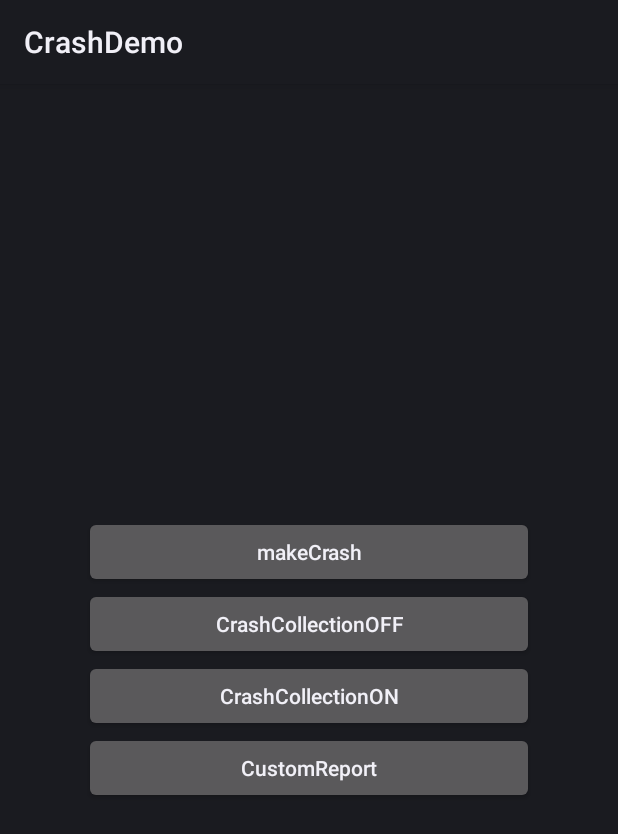
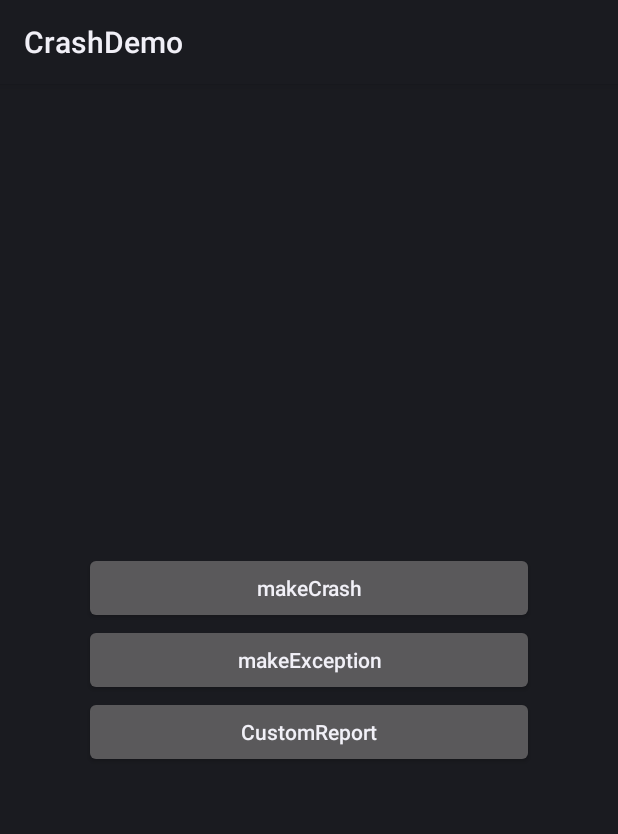
Before and after one commit to AppGalleryConnect/agc-crash-codelab-java, an Android app: the screen it shows after launch (MainActivity), on a phone screen of 412 x 824 dp. Shown: the top 834 px of the screen. Run offline under Robolectric (Android 15) with nearby library versions, the phone set to English and light mode, and no system bars; libraries missing offline, so code that uses them is left out: com.huawei.agconnect.

Commit message:
support nonfatal exception

```diff
--- a/app/build.gradle
+++ b/app/build.gradle
@@ -29,6 +29,6 @@ android {
 
 dependencies {
     implementation fileTree(dir: 'libs', include: ['*.jar'])
-    implementation "com.huawei.agconnect:agconnect-crash:1.4.1.300"
+    implementation "com.huawei.agconnect:agconnect-crash:1.4.2.300"
     implementation 'com.huawei.hms:hianalytics:5.0.3.300'
 }
--- a/app/src/main/java/com/huawei/agc/quickstart/crash/MainActivity.java
+++ b/app/src/main/java/com/huawei/agc/quickstart/crash/MainActivity.java
@@ -40,17 +40,15 @@ public class MainActivity extends Activity {
             }
         });
 
-        findViewById(R.id.enable_crash_off).setOnClickListener(new View.OnClickListener() {
+        Button btn_exception = findViewById(R.id.btn_exception);
+        btn_exception.setOnClickListener(new View.OnClickListener() {
             @Override
-            public void onClick(View v) {
-                AGConnectCrash.getInstance().enableCrashCollection(false);
-            }
-        });
-
-        findViewById(R.id.enable_crash_on).setOnClickListener(new View.OnClickListener() {
-            @Override
-            public void onClick(View v) {
-                AGConnectCrash.getInstance().enableCrashCollection(true);
+            public void onClick(View view) {
+                try{
+                    throw new Exception();
+                }catch (Exception e){
+                    AGConnectCrash.getInstance().recordException(e);
+                }
             }
         });
 
--- a/app/src/main/res/layout/activity_main.xml
+++ b/app/src/main/res/layout/activity_main.xml
@@ -19,18 +19,11 @@
             android:text="makeCrash" />
 
         <Button
-            android:id="@+id/enable_crash_off"
+            android:id="@+id/btn_exception"
             android:layout_width="match_parent"
             android:layout_height="wrap_content"
             android:textAllCaps="false"
-            android:text="CrashCollectionOFF" />
-
-        <Button
-            android:id="@+id/enable_crash_on"
-            android:layout_width="match_parent"
-            android:layout_height="wrap_content"
-            android:textAllCaps="false"
-            android:text="CrashCollectionON" />
+            android:text="makeException" />
 
         <Button
             android:id="@+id/CustomReport"
--- a/build.gradle
+++ b/build.gradle
@@ -9,7 +9,7 @@ buildscript {
     }
     dependencies {
         classpath 'com.android.tools.build:gradle:3.5.3'
-        classpath "com.huawei.agconnect:agcp:1.4.1.300"
+        classpath "com.huawei.agconnect:agcp:1.4.2.300"
 
         // NOTE: Do not place your application dependencies here; they belong
         // in the individual module build.gradle files
```
Also changed, not shown: 1 other file.
